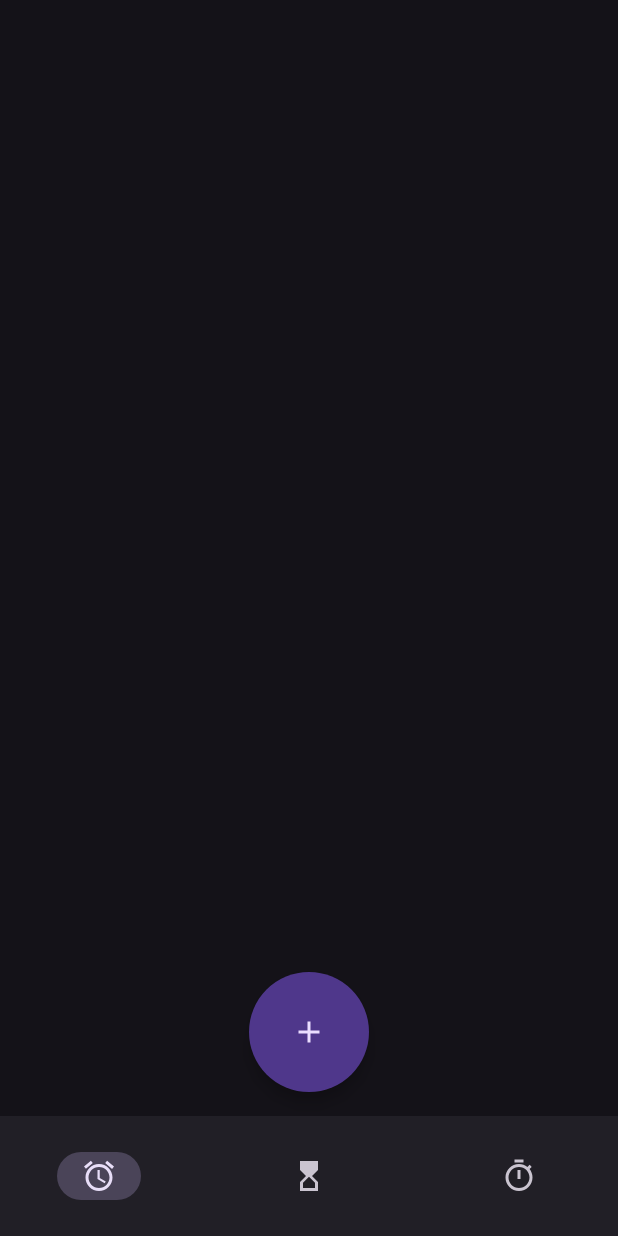
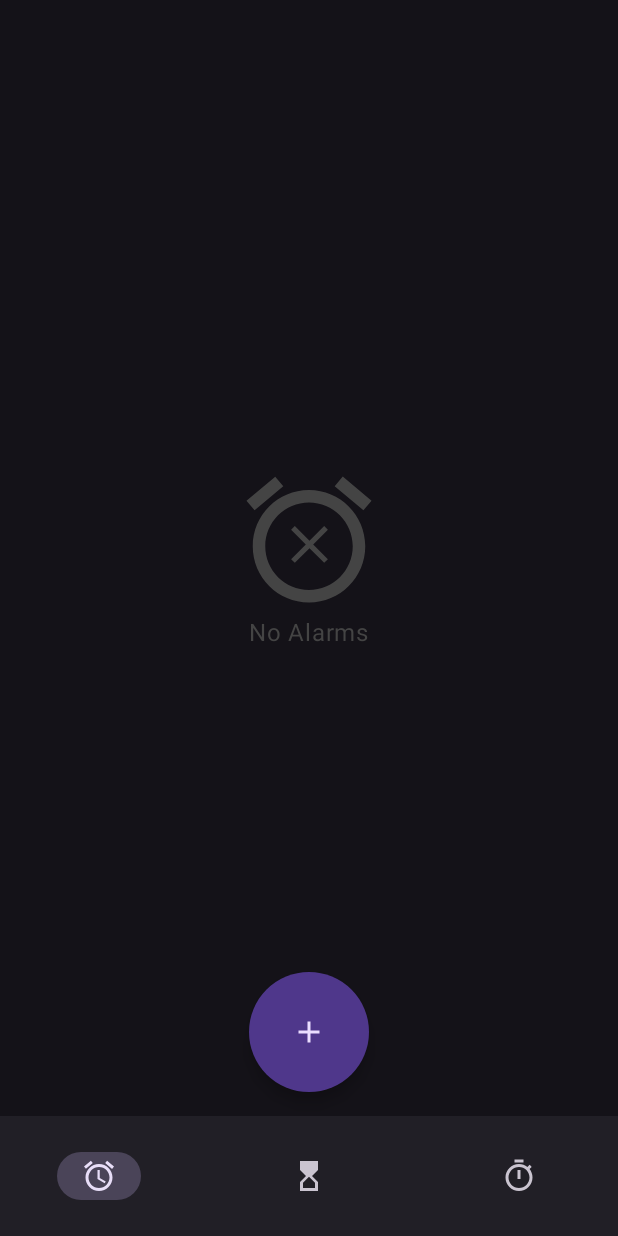
Before and after one commit to nagarajasunder/material-clock, an Android app built with Jetpack Compose: the screen it shows after launch (MainActivity), on a phone screen of 412 x 824 dp. Run offline under Robolectric (Android 15) with nearby library versions, the phone set to English and light mode, and no system bars; our stand-ins replace Dagger/Hilt's generated code, Room's generated code.

Commit message:
MC-5 Added the empty alarm icon

```diff
--- a/app/src/main/java/com/geekydroid/materialclock/ui/alarm/composables/AlarmScreen.kt
+++ b/app/src/main/java/com/geekydroid/materialclock/ui/alarm/composables/AlarmScreen.kt
@@ -1,7 +1,15 @@
 package com.geekydroid.materialclock.ui.alarm.composables
 
 import android.content.Context
+import androidx.compose.animation.AnimatedVisibility
+import androidx.compose.foundation.Image
+import androidx.compose.foundation.background
+import androidx.compose.foundation.layout.Arrangement
+import androidx.compose.foundation.layout.Box
+import androidx.compose.foundation.layout.Column
+import androidx.compose.foundation.layout.fillMaxHeight
 import androidx.compose.foundation.layout.fillMaxSize
+import androidx.compose.foundation.layout.fillMaxWidth
 import androidx.compose.foundation.layout.padding
 import androidx.compose.foundation.layout.size
 import androidx.compose.foundation.lazy.LazyColumn
@@ -11,21 +19,29 @@ import androidx.compose.material.icons.filled.Add
 import androidx.compose.material3.FabPosition
 import androidx.compose.material3.FloatingActionButton
 import androidx.compose.material3.Icon
+import androidx.compose.material3.MaterialTheme
 import androidx.compose.material3.Scaffold
+import androidx.compose.material3.Text
 import androidx.compose.runtime.Composable
 import androidx.compose.runtime.LaunchedEffect
 import androidx.compose.runtime.getValue
+import androidx.compose.ui.Alignment
 import androidx.compose.ui.Modifier
+import androidx.compose.ui.graphics.Color
+import androidx.compose.ui.graphics.ColorFilter
 import androidx.compose.ui.platform.LocalContext
+import androidx.compose.ui.res.painterResource
+import androidx.compose.ui.res.stringResource
+import androidx.compose.ui.text.font.FontWeight
 import androidx.compose.ui.unit.dp
 import androidx.hilt.navigation.compose.hiltViewModel
 import androidx.lifecycle.compose.collectAsStateWithLifecycle
 import androidx.navigation.NavHostController
+import com.geekydroid.materialclock.R
 import com.geekydroid.materialclock.application.utils.AlarmScheduler
 import com.geekydroid.materialclock.ui.alarm.model.AlarmScreenData
 import com.geekydroid.materialclock.ui.alarm.screenevents.AlarmScreenEvents
 import com.geekydroid.materialclock.ui.alarm.viewmodel.AlarmViewModel
-
 
 
 @Composable
@@ -58,15 +74,15 @@ fun AlarmScreenContent(
                 }
 
                 is AlarmScreenEvents.CancelAlarm -> {
-                    AlarmScheduler.cancelAlarm(context,event.alarmId)
+                    AlarmScheduler.cancelAlarm(context, event.alarmId)
                 }
 
                 is AlarmScreenEvents.CancelSnoozedAlarm -> {
-                    AlarmScheduler.cancelSnoozedAlarm(context,event.alarmId)
+                    AlarmScheduler.cancelSnoozedAlarm(context, event.alarmId)
                 }
 
                 is AlarmScreenEvents.OpenAlarmSoundScreen -> {
-                    navHostController.navigate(buildAlarmSoundScreenRoute(event.alarmId,true))
+                    navHostController.navigate(buildAlarmSoundScreenRoute(event.alarmId, true))
                 }
             }
         }
@@ -113,6 +129,49 @@ fun AlarmScreenContent(
                         onConfirmed = viewModel::onDatePickerConfirmed
                     )
                 }
+                else if (alarmData.isEmpty()) {
+                    Column(
+                        Modifier.fillParentMaxSize(),
+                        horizontalAlignment = Alignment.CenterHorizontally,
+                        verticalArrangement = Arrangement.Center
+                    ) {
+                        Box(
+                            modifier = Modifier.fillMaxWidth(),
+                            contentAlignment = Alignment.Center
+                        ) {
+                            Image(
+                                modifier = Modifier.size(100.dp),
+                                painter = painterResource(id = R.drawable.baseline_no_alarm_24),
+                                contentDescription = stringResource(
+                                    id = R.string.no_alarm
+                                ),
+                                colorFilter = ColorFilter.tint(color = Color.DarkGray)
+                            )
+                            Image(
+                                modifier = Modifier
+                                    .size(100.dp)
+                                    .padding(
+                                        top = 32.dp,
+                                        bottom = 26.dp,
+                                        start = 26.dp,
+                                        end = 26.dp
+                                    ),
+                                painter = painterResource(id = R.drawable.close_24px),
+                                contentDescription = stringResource(
+                                    id = R.string.no_alarm
+                                ),
+                                colorFilter = ColorFilter.tint(color = Color.DarkGray)
+                            )
+                        }
+                        Text(
+                            text = stringResource(id = R.string.no_alarm),
+                            style = MaterialTheme.typography.bodyLarge.copy(color = Color.DarkGray)
+                        )
+                    }
+                }
+            }
+            item {
+
             }
 
             items(alarmData.size) { index ->
@@ -149,7 +208,7 @@ fun AlarmScreenContent(
                         viewModel.onScheduleAlarmClicked(index)
                     },
                     onAlarmSoundChange = {
-                         viewModel.onAlarmSoundChange(index)
+                        viewModel.onAlarmSoundChange(index)
                     },
                     onVibrateStatusChange = { newStatus ->
                         viewModel.onVibrationStatusChange(index, newStatus)
--- /dev/null
+++ b/app/src/main/res/drawable/baseline_no_alarm_24.xml
@@ -0,0 +1,6 @@
+<vector android:height="24dp" android:tint="#000000"
+    android:viewportHeight="24" android:viewportWidth="24"
+    android:width="24dp" xmlns:android="http://schemas.android.com/apk/res/android">
+    <path android:fillColor="@android:color/white" android:pathData="M7.88,3.39L6.6,1.86 2,5.71l1.29,1.53 4.59,-3.85zM22,5.72l-4.6,-3.86 -1.29,1.53 4.6,3.86L22,5.72zM12,4c-4.97,0 -9,4.03 -9,9s4.02,9 9,9c4.97,0 9,-4.03 9,-9s-4.03,-9 -9,-9zM12,20c-3.87,0 -7,-3.13 -7,-7s3.13,-7 7,-7 7,3.13 7,7 -3.13,7 -7,7zM13,9z"/>
+</vector>
+<!--9h-2v3L8,12v2h3v3h2v-3h3v-2h-3L13-->
--- /dev/null
+++ b/app/src/main/res/drawable/close_24px.xml
@@ -0,0 +1,10 @@
+<vector xmlns:android="http://schemas.android.com/apk/res/android"
+    android:width="24dp"
+    android:height="24dp"
+    android:viewportWidth="960"
+    android:viewportHeight="960"
+    android:tint="?attr/colorControlNormal">
+  <path
+      android:fillColor="@android:color/white"
+      android:pathData="M256,760L200,704L424,480L200,256L256,200L480,424L704,200L760,256L536,480L760,704L704,760L480,536L256,760Z"/>
+</vector>
--- a/app/src/main/res/values/strings.xml
+++ b/app/src/main/res/values/strings.xml
@@ -25,4 +25,5 @@
     <string name="snoozed_until">Snoozed Until %1s</string>
     <string name="alarm_sound">Alarm Sound</string>
     <string name="device_sounds">Device Sounds</string>
+    <string name="no_alarm">No Alarms</string>
 </resources>
```
